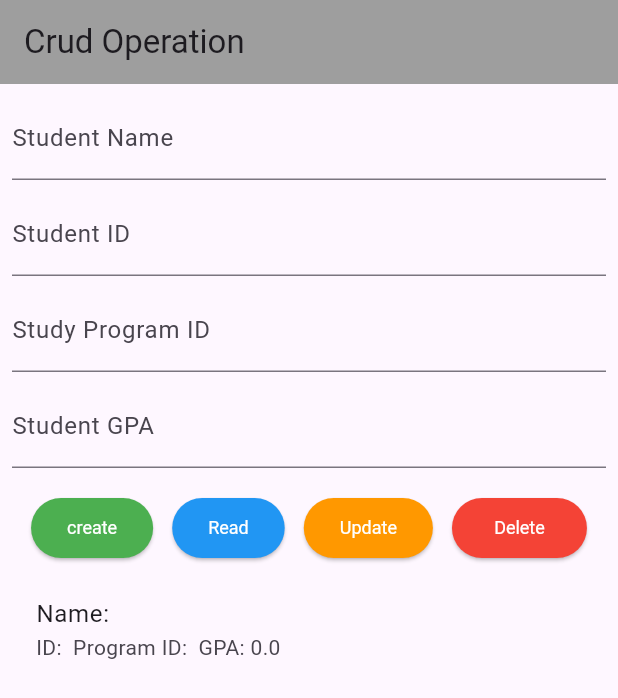
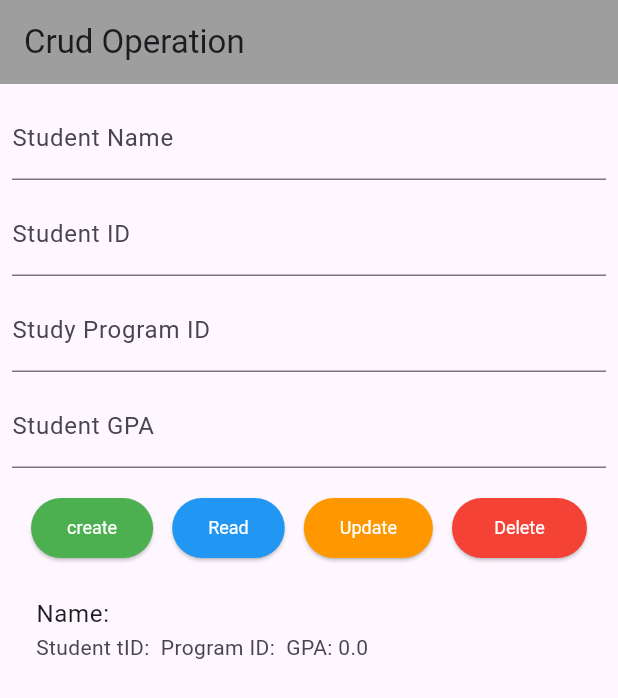
Before and after one commit to samueluzoma/chatagro, a Flutter app: the screen it shows after launch, after a tap on "create", on a phone screen of 412 x 824 dp. Shown: the top 698 px of the screen. Run offline on Flutter 3.47's test engine with Material 2 defaults, Android fonts, the phone set to English and light mode, and no system bars; our stand-ins replace cloud_firestore, firebase_core; accounts and stored records are empty.

Commit message:
next commit

```diff
--- a/lib/main.dart
+++ b/lib/main.dart
@@ -347,7 +347,7 @@ class _CrudOperationState extends State<CrudOperation>
                                 subtitle: Row(
                                   crossAxisAlignment: CrossAxisAlignment.start,
                                   children: [
-                                    Text('ID: $studentID'),
+                                    Text('Student tID: $studentID'),
                                     Text(' Program ID: $programID'),
                                     Text(' GPA: $studentGPA'),
                                   ],
```
